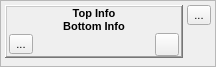
The window that src/gui/flowblock.ui (disorderedmaterials/dissolve) describes before a commit, drawn with Qt 5.
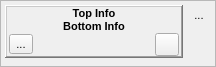
The same window after the commit. Icons and pictures are not drawn. Custom widgets are drawn as their Qt base class.

Commit message: Corrected some tooltips in FlowBlock and tweaked close button appearance.

Diff of the .ui file:
```diff
--- a/src/gui/flowblock.ui
+++ b/src/gui/flowblock.ui
@@ -105,6 +105,9 @@
           <property name="checkable">
            <bool>false</bool>
           </property>
+          <property name="autoRaise">
+           <bool>true</bool>
+          </property>
          </widget>
         </item>
         <item row="0" column="0" rowspan="2">
```
Left out of the diff: 4 changed lines with no effect on the pictures.
